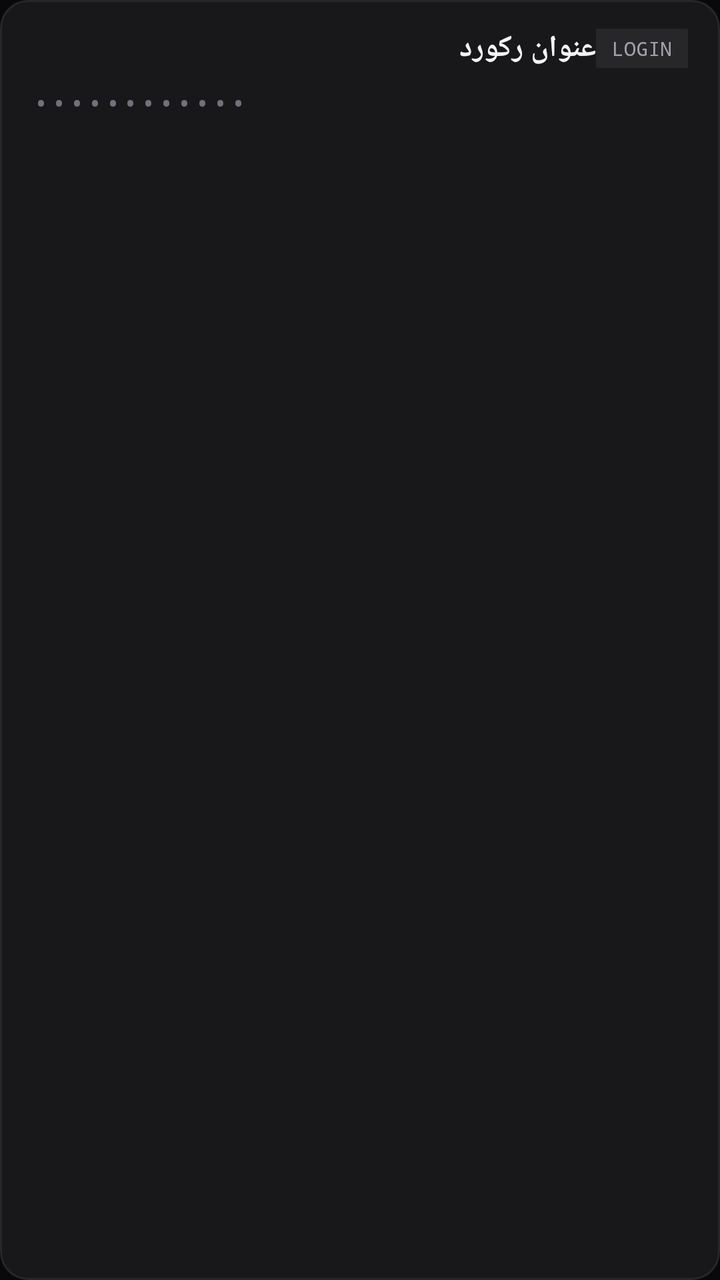
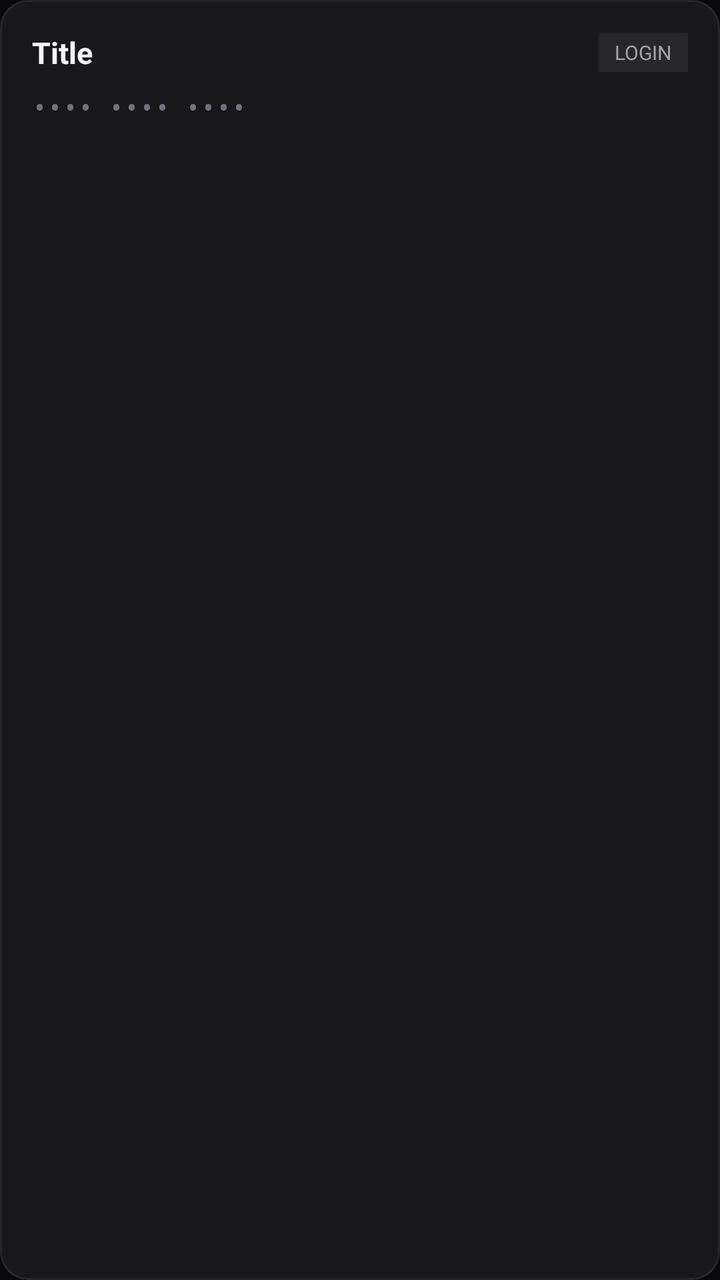

Screens rendered from an Android XML layout before and after an edit, with the pre-edit source and the edit as a unified diff.
<!-- AndroidManifest.xml: application theme Theme.Material3.Dark.NoActionBar -->
<!-- res/layout/item_vault_nordic.xml -->
<?xml version="1.0" encoding="utf-8"?>
<com.google.android.material.card.MaterialCardView
    xmlns:android="http://schemas.android.com/apk/res/android"
    xmlns:app="http://schemas.android.com/apk/res-auto"
    android:id="@+id/cardRoot"
    android:layout_width="match_parent"
    android:layout_height="wrap_content"
    android:layout_marginHorizontal="12dp"
    android:layout_marginVertical="5dp"
    app:cardCornerRadius="14dp"
    app:cardElevation="0dp"
    app:strokeWidth="1dp"
    app:strokeColor="#27272A"
    app:cardBackgroundColor="#18181B">

    <androidx.constraintlayout.widget.ConstraintLayout
        android:layout_width="match_parent"
        android:layout_height="wrap_content"
        android:paddingHorizontal="16dp"
        android:paddingVertical="14dp">

        <TextView
            android:id="@+id/tvTitle"
            android:layout_width="0dp"
            android:layout_height="wrap_content"
            android:text="عنوان رکورد"
            android:textColor="#F4F4F5"
            android:textSize="15sp"
            android:textStyle="bold"
            android:ellipsize="end"
            android:maxLines="1"
            app:layout_constraintStart_toStartOf="parent"
            app:layout_constraintTop_toTopOf="parent"
            app:layout_constraintEnd_toStartOf="@id/tvCategory" />

        <TextView
            android:id="@+id/tvCategory"
            android:layout_width="wrap_content"
            android:layout_height="wrap_content"
            android:text="LOGIN"
            android:textSize="10sp"
            android:fontFamily="monospace"
            android:textColor="#A1A1AA"
            android:background="#27272A"
            android:paddingHorizontal="8dp"
            android:paddingVertical="3dp"
            app:layout_constraintEnd_toEndOf="parent"
            app:layout_constraintTop_toTopOf="@id/tvTitle"
            app:layout_constraintBottom_toBottomOf="@id/tvTitle" />

        
        <TextView
            android:id="@+id/tvUsername"
            android:layout_width="0dp"
            android:layout_height="wrap_content"
            android:layout_marginTop="8dp"
            android:text="••••••••••••"
            android:textColor="#71717A"
            android:textSize="13sp"
            android:letterSpacing="0.1"
            android:fontFamily="monospace"
            app:layout_constraintStart_toStartOf="parent"
            app:layout_constraintEnd_toEndOf="parent"
            app:layout_constraintTop_toBottomOf="@id/tvTitle" />

    </androidx.constraintlayout.widget.ConstraintLayout>
</com.google.android.material.card.MaterialCardView>
<!-- resources referenced by this layout -->
<resources>
  <style name="Theme.Material3.Dark.NoActionBar" parent="Theme.MaterialComponents.DayNight.NoActionBar">
          <item name="android:statusBarColor">#09090B</item>
          <item name="android:windowBackground">#09090B</item>
      </style>
</resources>

<!-- the commit's change to res/layout/item_vault_nordic.xml (unified diff, before → after) -->
@@ -6,7 +6,7 @@
     android:layout_width="match_parent"
     android:layout_height="wrap_content"
     android:layout_marginHorizontal="12dp"
-    android:layout_marginVertical="5dp"
+    android:layout_marginVertical="4dp"
     app:cardCornerRadius="14dp"
     app:cardElevation="0dp"
     app:strokeWidth="1dp"
@@ -16,19 +16,18 @@
     <androidx.constraintlayout.widget.ConstraintLayout
         android:layout_width="match_parent"
         android:layout_height="wrap_content"
-        android:paddingHorizontal="16dp"
-        android:paddingVertical="14dp">
+        android:padding="16dp">
 
         <TextView
             android:id="@+id/tvTitle"
             android:layout_width="0dp"
             android:layout_height="wrap_content"
-            android:text="عنوان رکورد"
+            android:text="Title"
             android:textColor="#F4F4F5"
             android:textSize="15sp"
             android:textStyle="bold"
+            android:maxLines="1"
             android:ellipsize="end"
-            android:maxLines="1"
             app:layout_constraintStart_toStartOf="parent"
             app:layout_constraintTop_toTopOf="parent"
             app:layout_constraintEnd_toStartOf="@id/tvCategory" />
@@ -39,7 +38,6 @@
             android:layout_height="wrap_content"
             android:text="LOGIN"
             android:textSize="10sp"
-            android:fontFamily="monospace"
             android:textColor="#A1A1AA"
             android:background="#27272A"
             android:paddingHorizontal="8dp"
@@ -48,16 +46,14 @@
             app:layout_constraintTop_toTopOf="@id/tvTitle"
             app:layout_constraintBottom_toBottomOf="@id/tvTitle" />
 
-        
         <TextView
             android:id="@+id/tvUsername"
             android:layout_width="0dp"
             android:layout_height="wrap_content"
             android:layout_marginTop="8dp"
-            android:text="••••••••••••"
+            android:text="•••• •••• ••••"
             android:textColor="#71717A"
             android:textSize="13sp"
-            android:letterSpacing="0.1"
             android:fontFamily="monospace"
             app:layout_constraintStart_toStartOf="parent"
             app:layout_constraintEnd_toEndOf="parent"
